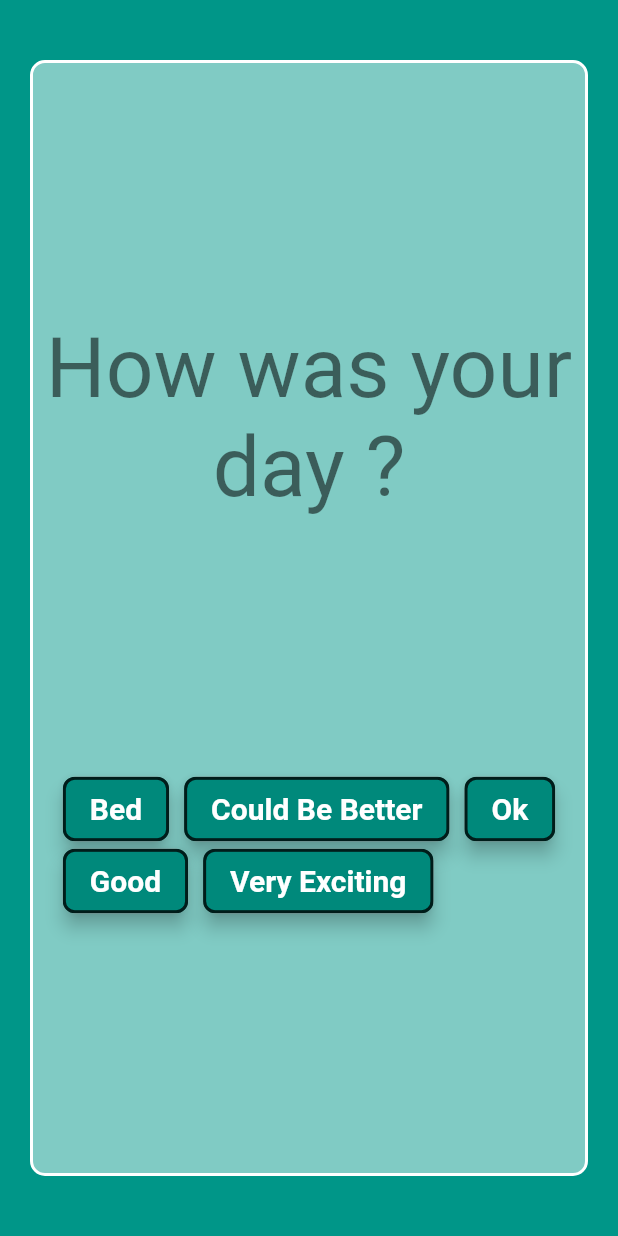
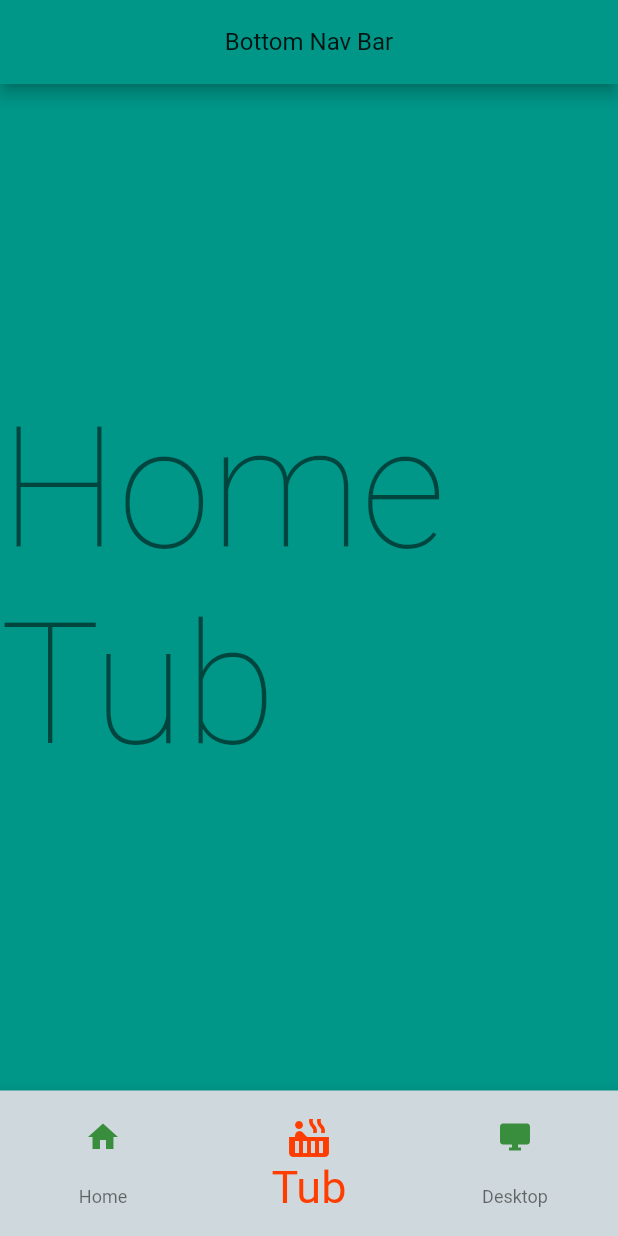
Before and after one commit to Indazzzaaa/dart_routes, a Flutter app: the screen it shows after launch, on a phone screen of 412 x 824 dp. Run offline on Flutter 3.47's test engine with Material 2 defaults, Android fonts, the phone set to English and light mode, and no system bars.

Commit message:
Completed Bottom Nav_bar

```diff
--- /dev/null
+++ b/lib/Scratch/s1.dart
@@ -0,0 +1,9 @@
+List numberGenerator(int n) {
+  var obj = [];
+  int i = 0;
+  while (i <= n) {
+    obj.add(i);
+    i++;
+  }
+  return obj;
+}
--- /dev/null
+++ b/lib/bottom_nav_bar/bar_widget.dart
@@ -0,0 +1,30 @@
+import 'package:flutter/material.dart';
+import 'package:flutter/rendering.dart';
+
+class CustomBottomNav extends StatelessWidget {
+  final Function onTapFunction;
+  final int selectedIndex;
+  const CustomBottomNav({this.onTapFunction, this.selectedIndex});
+
+  @override
+  Widget build(BuildContext context) {
+    return BottomNavigationBar(
+      items: <BottomNavigationBarItem>[
+        giveMeBottomNavBar(icon: Icons.home, title: "Home"),
+        giveMeBottomNavBar(icon: Icons.hot_tub, title: "Tub"),
+        giveMeBottomNavBar(icon: Icons.desktop_windows, title: "Desktop"),
+      ],
+      currentIndex: selectedIndex,
+      selectedItemColor: Colors.deepOrangeAccent.shade400,
+      onTap: onTapFunction,
+      selectedFontSize: 30,
+      selectedIconTheme: IconThemeData(size: 32),
+      backgroundColor: Colors.blueGrey.shade100,
+      unselectedIconTheme: IconThemeData(color: Colors.green.shade700),
+    );
+  }
+}
+
+BottomNavigationBarItem giveMeBottomNavBar({IconData icon, String title}) {
+  return BottomNavigationBarItem(icon: Icon(icon), title: Text(title));
+}
--- /dev/null
+++ b/lib/bottom_nav_bar/btm_bar.dart
@@ -0,0 +1,59 @@
+import 'package:expense_book/bottom_nav_bar/bar_widget.dart';
+import 'package:flutter/material.dart';
+
+class BottmoBar extends StatefulWidget {
+  @override
+  _BottmoBarState createState() => _BottmoBarState();
+}
+
+class _BottmoBarState extends State<BottmoBar> {
+  int _selectedIndex = 1;
+
+  void _onItemTapped(int val) {
+    setState(() {
+      _selectedIndex = val;
+      print(val);
+    });
+  }
+
+  @override
+  Widget build(BuildContext context) {
+    return Scaffold(
+      appBar: AppBar(
+        centerTitle: true,
+        title: Text(
+          "Bottom Nav Bar",
+          style: Theme.of(context).textTheme.subtitle1,
+        ),
+      ),
+      bottomNavigationBar: CustomBottomNav(
+        onTapFunction: _onItemTapped,
+        selectedIndex: _selectedIndex,
+      ),
+      body: Container(
+        alignment: Alignment.center,
+        child: giveMeSomethingToShow(_selectedIndex, context),
+      ),
+    );
+  }
+}
+
+Widget giveMeSomethingToShow(int index, BuildContext context) {
+  var style = Theme.of(context).textTheme.headline1;
+  List<Widget> centerTitle = [
+    Text(
+      'Home',
+      style: style,
+    ),
+    Text(
+      "Home Tub",
+      style: style,
+    ),
+    Text(
+      "Desktop",
+      style: style,
+    ),
+  ];
+
+  return centerTitle[index];
+}
--- a/lib/main.dart
+++ b/lib/main.dart
@@ -1,5 +1,6 @@
-import 'package:expense_book/screens/screens.dart';
 import 'package:flutter/material.dart';
+
+import 'bottom_nav_bar/btm_bar.dart';
 
 void main() {
   runApp(MyApp());
@@ -16,14 +17,7 @@ class MyApp extends StatelessWidget {
         scaffoldBackgroundColor: Colors.teal,
         visualDensity: VisualDensity.adaptivePlatformDensity,
       ),
-      home: MyHomePage(),
+      home: BottmoBar(),
     );
   }
 }
-
-class MyHomePage extends StatelessWidget {
-  @override
-  Widget build(BuildContext context) {
-    return Scaffold(body: QuestionPlace(question: "How was your day ?"));
-  }
-}
--- /dev/null
+++ b/lib/pages/home_page.dart
@@ -0,0 +1,9 @@
+import 'package:expense_book/screens/screens.dart';
+import 'package:flutter/material.dart';
+
+class MyHomePage extends StatelessWidget {
+  @override
+  Widget build(BuildContext context) {
+    return Scaffold(body: QuestionPlace(question: "How was your day ?"));
+  }
+}
--- /dev/null
+++ b/lib/pages/pages.dart
@@ -0,0 +1 @@
+export 'home_page.dart';
--- a/lib/screens/question.dart
+++ b/lib/screens/question.dart
@@ -1,3 +1,4 @@
+import 'package:expense_book/Scratch/s1.dart';
 import 'package:expense_book/widgets/widgets.dart';
 import 'package:flutter/material.dart';
 
@@ -25,7 +26,8 @@ class QuestionPlace extends StatelessWidget {
             alignment: WrapAlignment.start,
             spacing: 10,
             children: [
-              CustomChips(
+              for (var i in numberGenerator(20)) CustomChips(title: '$i')
+              /* CustomChips(
                 title: "Bed",
               ),
               CustomChips(
@@ -39,7 +41,7 @@ class QuestionPlace extends StatelessWidget {
               ),
               CustomChips(
                 title: "Very Exciting",
-              ),
+              ), */
             ],
           )
         ],
--- a/lib/widgets/chips.dart
+++ b/lib/widgets/chips.dart
@@ -9,8 +9,8 @@ class CustomChips extends StatelessWidget {
   Widget build(BuildContext context) {
     return ChoiceChip(
       shape: RoundedRectangleBorder(
-        side: BorderSide(color: Colors.black54, width: 2),
-        borderRadius: BorderRadius.circular(8),
+        side: BorderSide(color: Colors.black54, width: 1.5),
+        borderRadius: BorderRadius.circular(5),
       ),
       padding: EdgeInsets.all(8),
       onSelected: (value) {
@@ -20,7 +20,7 @@ class CustomChips extends StatelessWidget {
       label: Text(
         title,
         style: TextStyle(
-            color: Colors.white, fontSize: 20, fontWeight: FontWeight.w600),
+            color: Colors.white, fontSize: 20, fontWeight: FontWeight.w400),
       ),
       elevation: 5,
       selected: false,
```
